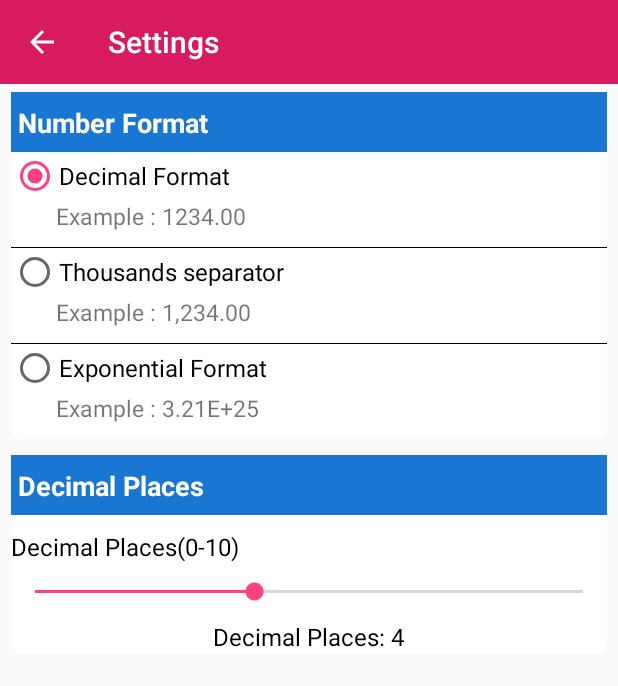
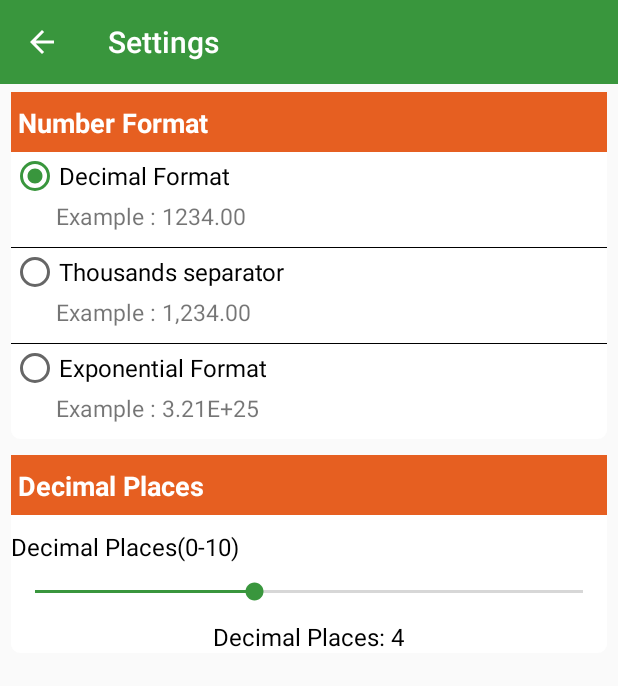
Before and after one commit to geniusninedev/EngineeringConverter, an Android app: the ActivitySetting screen opened directly, with no data from a screen before it, on a phone screen of 412 x 824 dp. Shown: the top 686 px of the screen. Run offline under Robolectric (Android 15) with nearby library versions, the phone set to English and light mode, and no system bars.

Commit message:
color changes

```diff
--- a/app/src/main/java/com/nineinfosys/engineeringconverter/LoginActivity/Login.java
+++ b/app/src/main/java/com/nineinfosys/engineeringconverter/LoginActivity/Login.java
@@ -80,7 +80,7 @@ public class Login extends AppCompatActivity {
         email = (EditText) findViewById(R.id.edit_text_email_id);
         password = (EditText) findViewById(R.id.edit_text_password);
 
-        getSupportActionBar().setBackgroundDrawable(new ColorDrawable(Color.parseColor("#d81b60")));
+        getSupportActionBar().setBackgroundDrawable(new ColorDrawable(Color.parseColor("#39963d")));
      //   getSupportActionBar().setDisplayHomeAsUpEnabled(true);
      //   getSupportActionBar().setHomeButtonEnabled(true);
         getSupportActionBar().setTitle("Login");
--- a/app/src/main/java/com/nineinfosys/engineeringconverter/LoginActivity/SignUp.java
+++ b/app/src/main/java/com/nineinfosys/engineeringconverter/LoginActivity/SignUp.java
@@ -57,7 +57,7 @@ public class SignUp extends AppCompatActivity {
         mAuth = FirebaseAuth.getInstance();
         mRef = FirebaseDatabase.getInstance().getReference().child("Users");
 
-        getSupportActionBar().setBackgroundDrawable(new ColorDrawable(Color.parseColor("#d81b60")));
+        getSupportActionBar().setBackgroundDrawable(new ColorDrawable(Color.parseColor("#39963d")));
         getSupportActionBar().setDisplayHomeAsUpEnabled(true);
         getSupportActionBar().setHomeButtonEnabled(true);
         getSupportActionBar().setTitle("Sign Up");
--- a/app/src/main/res/layout/activity_conversion_list.xml
+++ b/app/src/main/res/layout/activity_conversion_list.xml
@@ -65,6 +65,7 @@
         android:layout_width="fill_parent"
         android:layout_marginTop="10dp"
         android:layout_marginBottom="50dp"
+        android:background="@color/colordialog"
         android:layout_height="fill_parent">
     </android.support.v7.widget.RecyclerView>
     </LinearLayout>
@@ -79,7 +80,6 @@
             android:layout_height="match_parent"
             android:layout_centerHorizontal="true"
             android:layout_alignParentBottom="true"
-
             ads:adSize="SMART_BANNER"
             ads:adUnitId="@string/banner_ad_unit_id">
         </com.google.android.gms.ads.AdView>
--- a/app/src/main/res/layout/activity_setting.xml
+++ b/app/src/main/res/layout/activity_setting.xml
@@ -17,7 +17,7 @@
         <LinearLayout
             android:layout_width="match_parent"
             android:layout_height="40dp"
-            android:background="@color/colorTextSetting"
+            android:background="@color/colorRedishyellow"
             android:orientation="vertical" >
             <TextView
                 android:layout_width="match_parent"
@@ -111,7 +111,7 @@
         <LinearLayout
             android:layout_width="match_parent"
             android:layout_height="40dp"
-            android:background="@color/colorTextSetting"
+            android:background="@color/colorRedishyellow"
             android:orientation="vertical"
 
             >
--- a/app/src/main/res/layout/card_view_list.xml
+++ b/app/src/main/res/layout/card_view_list.xml
@@ -2,8 +2,7 @@
 <LinearLayout xmlns:android="http://schemas.android.com/apk/res/android"
     android:layout_width="match_parent"
     android:layout_height="match_parent"
-    android:orientation="vertical"
-   >
+    android:orientation="vertical">
 
     <android.support.v7.widget.CardView
         xmlns:card_view="http://schemas.android.com/apk/res-auto"
--- a/app/src/main/res/layout/content_main.xml
+++ b/app/src/main/res/layout/content_main.xml
@@ -22,6 +22,7 @@
         android:layout_marginRight="2dp"
         android:layout_marginLeft="2dp"
         android:layout_marginTop="2dp"
+        android:background="@color/colordialog"
         android:layout_marginBottom="2dp">
     </android.support.v7.widget.RecyclerView>
 
--- a/app/src/main/res/values/colors.xml
+++ b/app/src/main/res/values/colors.xml
@@ -1,9 +1,9 @@
 <?xml version="1.0" encoding="utf-8"?>
 <resources>
-    <color name="colorPrimary">#d81b60</color>
-    <color name="colorPrimaryDark">#a00037</color>
+    <color name="colorPrimary">#39963d</color>
+    <color name="colorPrimaryDark">#215023</color>
     <color name="colorPrimaryLight">#ff5c8d</color>
-    <color name="colorAccent">#FF4081</color>
+    <color name="colorAccent">#39963d</color>
     <color name="appcolor">#1ab7b7</color>
     <color name="colordialog">#dee1de</color>
     <color name="colorwhitetext">#ffffff</color>
```
